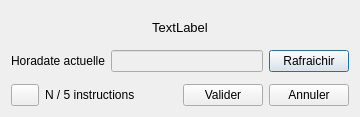
Old version of the form src/Ui/Pilototo.ui in the repository nohal/qtVlm.
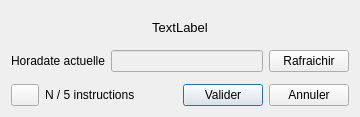
New version of the form.

Commit message: Automatically download flags if not present in img/flags Fix some dialog default OK buttons Add parameter for prefixing POIs when converting routage to Route Some cosmetic changes to allow for 10pt fonts Fix a potential crash when chaining pivots Correctly save NSZ information when exiting race dialog

```diff
--- a/src/Ui/Pilototo.ui
+++ b/src/Ui/Pilototo.ui
@@ -131,6 +131,12 @@
        <property name="text">
         <string>Valider</string>
        </property>
+       <property name="autoDefault">
+        <bool>false</bool>
+       </property>
+       <property name="default">
+        <bool>true</bool>
+       </property>
       </widget>
      </item>
      <item>
```
The commit also changes 12 other files.
